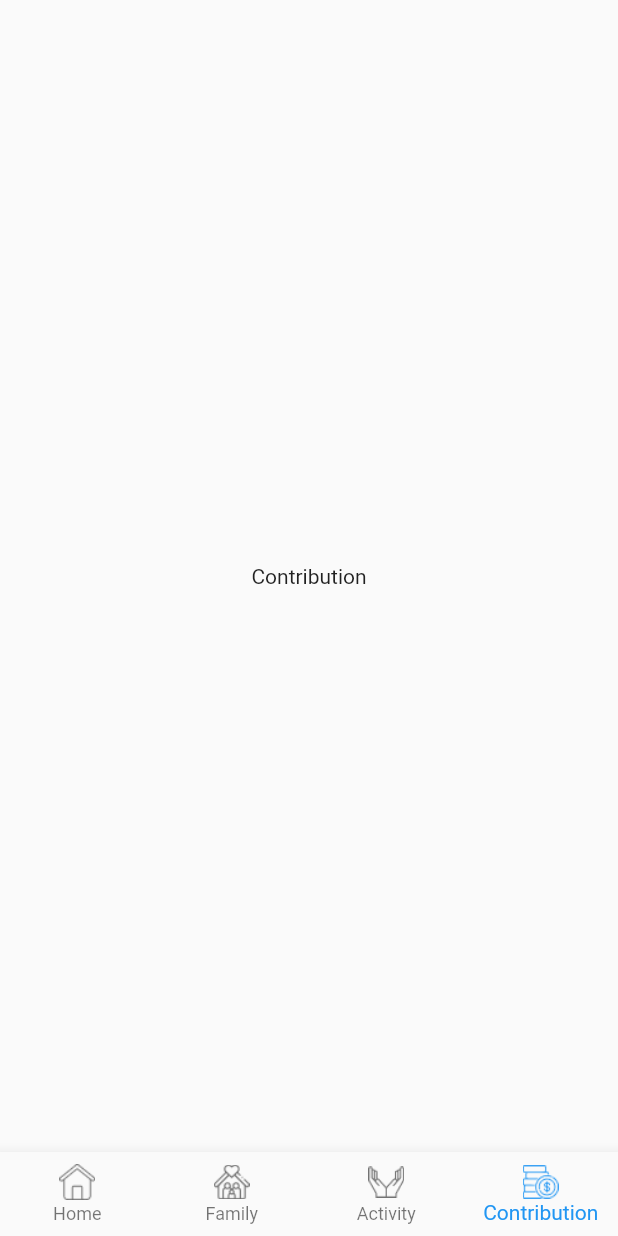
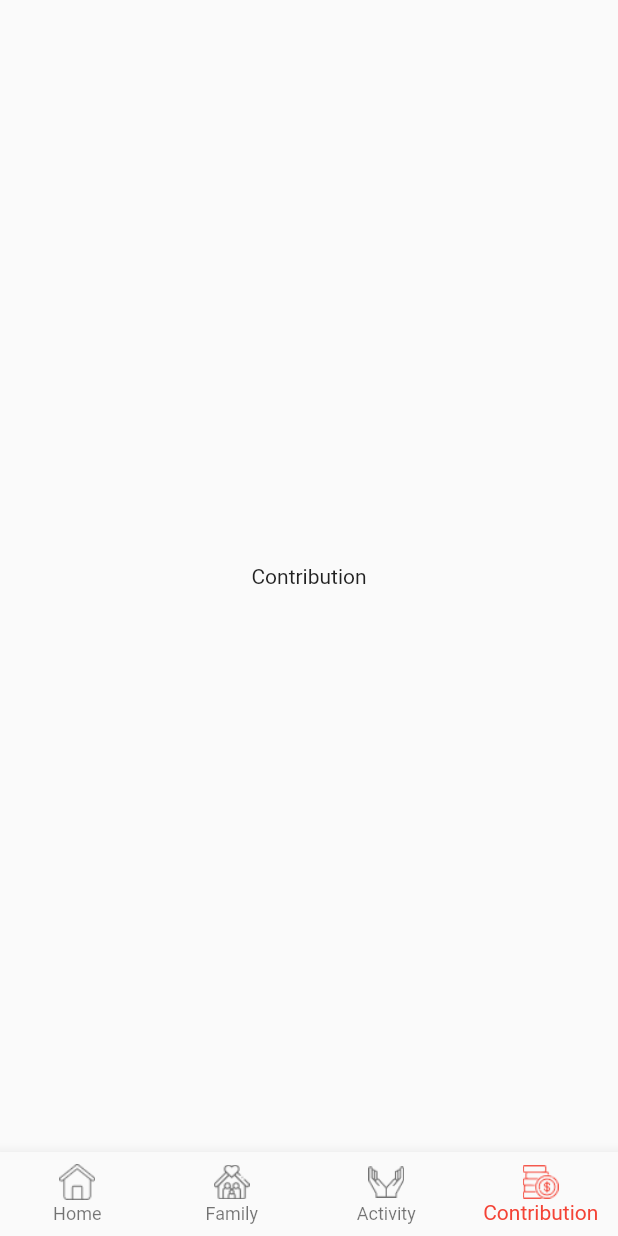
Before and after one commit to mayurpatil2991997/edstem_task_flutter, a Flutter app: the screen it shows after launch, item 4 of the bottom bar chosen, on a phone screen of 412 x 824 dp. Run offline on Flutter 3.47's test engine with Material 2 defaults, Android fonts, the phone set to English and light mode, and no system bars.

Commit message:
Selected item color change in bottom navigator

```diff
--- a/lib/widgets/appbar/bottom_navigator/bottom_navigator_widget.dart
+++ b/lib/widgets/appbar/bottom_navigator/bottom_navigator_widget.dart
@@ -63,7 +63,7 @@ class _BottomNavigatorWidgetState extends State<BottomNavigatorWidget> {
           ),
         ],
         currentIndex: selectedIndex,
-        selectedItemColor: Colors.blue,
+        selectedItemColor: Colors.red,
         onTap: _onItemTapped,
       ),
     );
```
